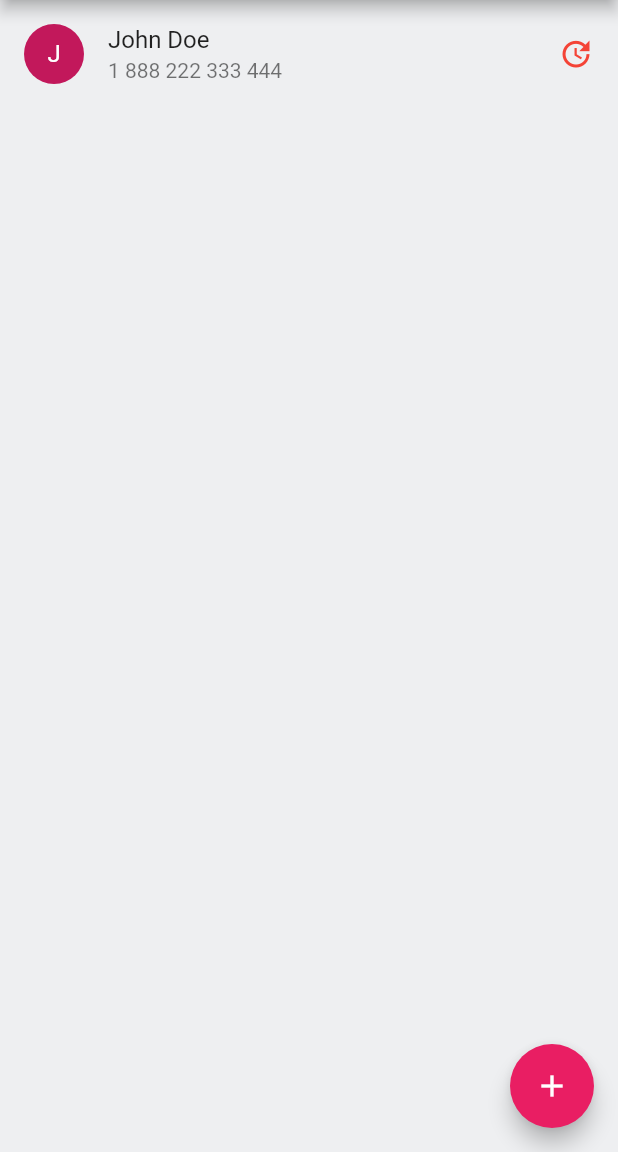
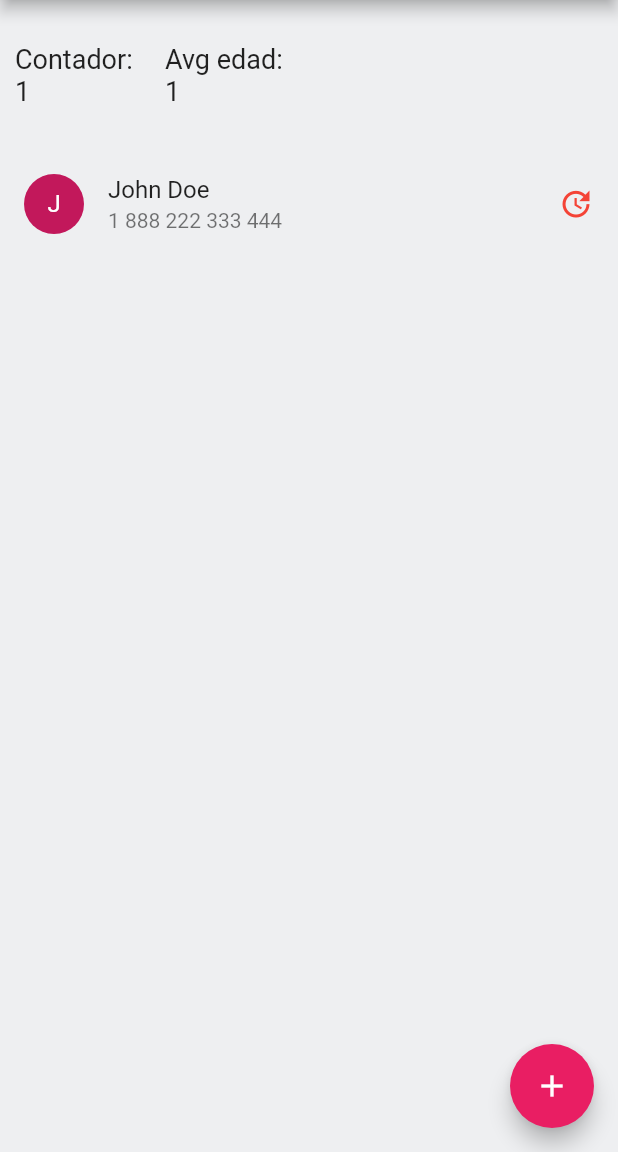
Before and after one commit to camilamlz/AppPersonasRepo, a Flutter app: the screen it shows after launch, on a phone screen of 412 x 824 dp, the part 84-1236 px from its top. Run offline on Flutter 3.47's test engine with Material 2 defaults, Android fonts, the phone set to English and light mode, and no system bars; missing offline and left inert: dart:ffi.

Commit message:
Agregado container en List con contador de usuarios

```diff
--- a/lib/list.dart
+++ b/lib/list.dart
@@ -23,7 +23,31 @@ class _MyHomePage extends State<MyHomePage> {
       appBar: AppBar(
         title: Text(widget._title),
       ),
-      body: ListView.builder(
+      body: Column(
+        children: <Widget>[
+          Container(
+            height: 100.0,
+            child: Row(
+              children: <Widget>[
+                Container(
+                  padding: EdgeInsets.all(10.0),
+                  width: 100.0,
+                  child: Text(
+                      "Contador: ${clients.length}",
+                    style: TextStyle(fontSize: 18),
+                  )),
+                Container(
+                  padding: EdgeInsets.all(10.0),
+                  width: 100.0,
+                  child: Text(
+                    "Avg edad: ${clients.length}",
+                    style: TextStyle(fontSize: 18),
+                  )),
+              ],
+            ),
+          ),
+          Expanded(
+              child:  ListView.builder(
                 itemCount: clients.length, //contador de lista de clientes
                 itemBuilder: (context, index) {
                   return ListTile(
@@ -40,7 +64,7 @@ class _MyHomePage extends State<MyHomePage> {
                             clients.insert(index, newContact);
 
                             messageResponse(
-                        context, newContact.name + " ha sido actualizado.");
+                                context, newContact.name + " ha sido actualizado ${clients.length}.");
                           });
                         }
                       });
@@ -59,6 +83,9 @@ class _MyHomePage extends State<MyHomePage> {
                     ),
                   );
                 },
+              ),
+          )
+        ],
       ),
 
         floatingActionButton: FloatingActionButton(
```
Lines whose indentation alone changed are shown as unchanged.
